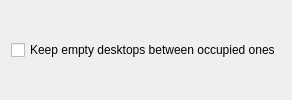
Qt form contents/ui/config.ui (maurges/dynamic_workspaces) before a commit.
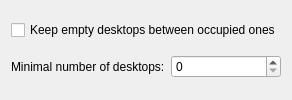
The same form after that commit.

Commit message: feat: configuration option for minimum desktop count

What changed in the file:
```diff
--- a/contents/ui/config.ui
+++ b/contents/ui/config.ui
@@ -21,6 +21,24 @@
         </property>
       </widget>
     </item>
+    <item>
+      <layout class="QHBoxLayout" name="horizontalLayout">
+        <item>
+          <widget class="QLabel" name="minDesktopsLabel">
+            <property name="text">
+              <string>Minimal number of desktops:</string>
+            </property>
+            <property name="buddy">
+              <cstring>kcfg_minDesktops</cstring>
+            </property>
+          </widget>
+        </item>
+        <item>
+          <widget class="QSpinBox" name="kcfg_minDesktops">
+          </widget>
+        </item>
+      </layout>
+    </item>
   </layout>
  </widget>
  <resources/>
```
The commit also changes 2 other files.
